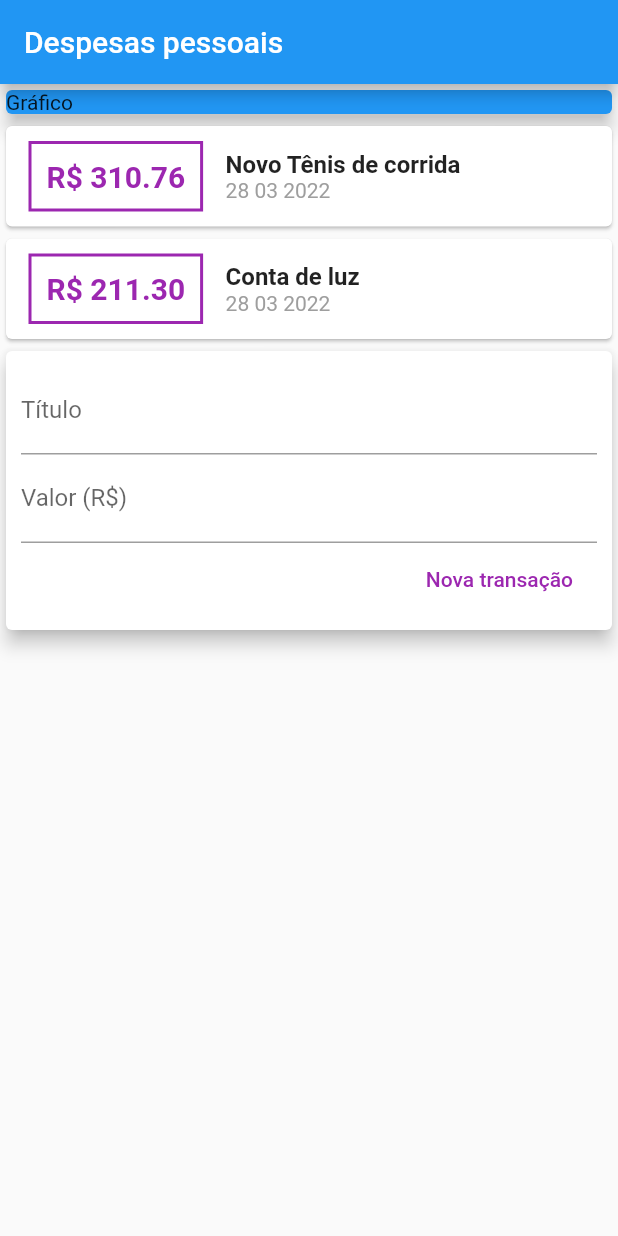
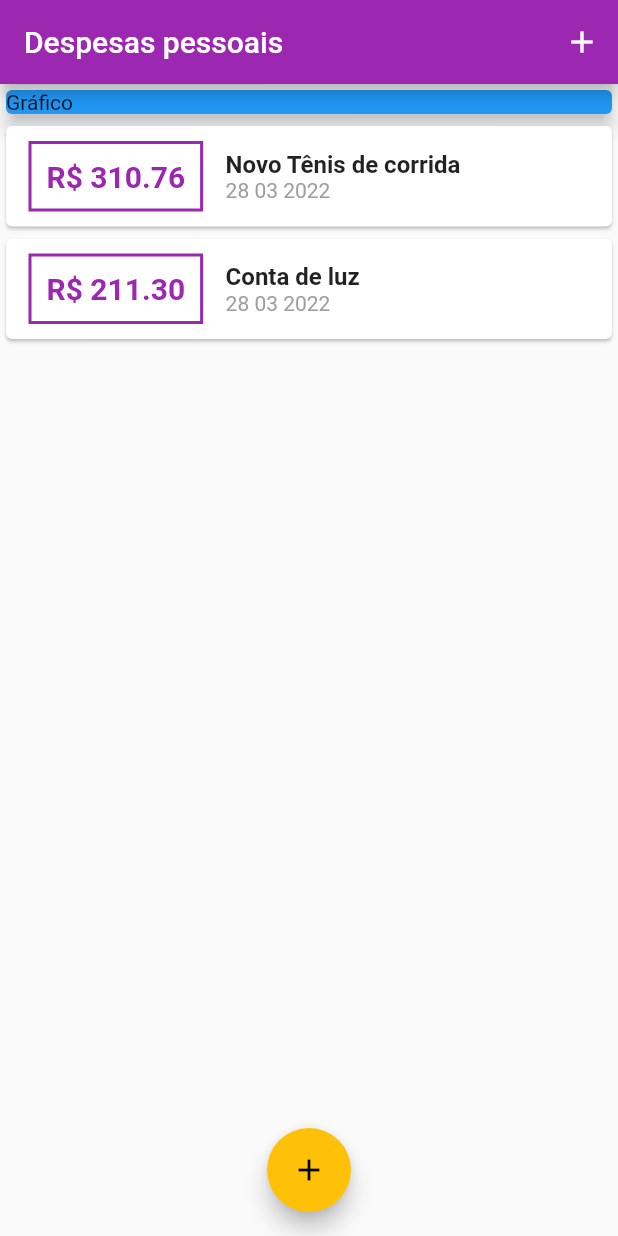
Before and after one commit to alexandreccarmo/expenses, a Flutter app: the screen it shows after launch, on a phone screen of 412 x 824 dp. Run offline on Flutter 3.47's test engine with Material 2 defaults, Android fonts, the phone set to English and light mode, and no system bars.

```diff
--- a/lib/components/transaction_list.dart
+++ b/lib/components/transaction_list.dart
@@ -10,8 +10,12 @@ class TransactionList extends StatelessWidget {
 
   @override
   Widget build(BuildContext context){
-    return Column(
-      children: transactions.map((tr) {
+    return Container(
+        height: 300,
+        child: ListView.builder(
+        itemCount: transactions.length,
+        itemBuilder: (ctx,index){
+          final tr = transactions[index];
           return Card(
             child: Row(
               children: <Widget>[
@@ -23,7 +27,7 @@ class TransactionList extends StatelessWidget {
                   ),
                   decoration: BoxDecoration(
                       border: Border.all(
-                      color: Colors.purple,
+                        color: Theme.of(context).primaryColor,
                         width: 2,
                       )
                   ),
@@ -33,7 +37,7 @@ class TransactionList extends StatelessWidget {
                     style: TextStyle(
                         fontWeight: FontWeight.bold,
                         fontSize: 20,
-                      color: Colors.purple
+                        color: Theme.of(context).primaryColor
                     ),
 
                   ),
@@ -59,7 +63,12 @@ class TransactionList extends StatelessWidget {
               ],
             ),
           );
-      }).toList(),
+        },
+      )
+
     );
+
+
+
   }
 }
--- a/lib/components/transaction_user.dart
+++ /dev/null
@@ -1,42 +0,0 @@
-import 'dart:math';
-
-import 'package:flutter/material.dart';
-import 'transaction_form.dart';
-import 'transaction_list.dart';
-import 'package:expenses/models/transaction.dart';
-
-class TransactionUser extends StatefulWidget{
-  @override
-  _TransactionUserState createState() => _TransactionUserState();
-}
-
-class _TransactionUserState extends State<TransactionUser>{
-
-  final _transactions = [
-    Transaction(id: 't1', title: 'Novo Tênis de corrida', value: 310.76, date: DateTime.now()),
-    Transaction(id: 't2', title: 'Conta de luz', value: 211.30, date: DateTime.now())
-  ];
-
-  _addTransaction(String title, double value){
-    final newTransaction = Transaction(
-        id: Random().nextDouble().toString(),
-        title: title,
-        value: value,
-        date: DateTime.now()
-    );
-
-    setState(() {
-      _transactions.add(newTransaction);
-    });
-  }
-
-  @override
-  Widget build(BuildContext context){
-    return Column(
-      children: <Widget>[
-        TransactionList(_transactions),
-        TransactionForm(),
-      ],
-    );
-  }
-}
--- a/lib/main.dart
+++ b/lib/main.dart
@@ -1,5 +1,10 @@
+import 'package:expenses/components/transaction_form.dart';
 import 'package:flutter/material.dart';
-import './components/transaction_user.dart';
+import 'dart:math';
+import './components/transaction_form.dart';
+import './components/transaction_list.dart';
+import 'package:expenses/models/transaction.dart';
+
 
 main()=>runApp(ExpensesApp());
 
@@ -9,20 +14,64 @@ class ExpensesApp extends StatelessWidget {
   Widget build(BuildContext context){
       return MaterialApp(
         home: MyHomePage(),
+        theme: ThemeData(
+          primarySwatch: Colors.purple,
+          accentColor: Colors.amber
+        ),
       );
   }
 }
 
-class MyHomePage extends StatelessWidget {
+class MyHomePage extends StatefulWidget {
+
+  @override
+  _MyHomePageState createState() => _MyHomePageState();
+}
+
+class _MyHomePageState extends State<MyHomePage>{
+  final _transactions = [
+    Transaction(id: 't1', title: 'Novo Tênis de corrida', value: 310.76, date: DateTime.now()),
+    Transaction(id: 't2', title: 'Conta de luz', value: 211.30, date: DateTime.now())
+  ];
+
+
+  _addTransaction(String title, double value){
+    final newTransaction = Transaction(
+        id: Random().nextDouble().toString(),
+        title: title,
+        value: value,
+        date: DateTime.now()
+    );
+
+    setState(() {
+      _transactions.add(newTransaction);
+    });
+
+    Navigator.of(context).pop();
+  }
+
+  _openTransactionFormModal(BuildContext context) {
+    showModalBottomSheet(
+        context: context,
+        builder: (_) {
+          return TransactionForm(_addTransaction);
+        });
+  }
 
   @override
   Widget build(BuildContext context){
       return Scaffold(
         appBar: AppBar(
           title: Text('Despesas pessoais'),
+          actions: <Widget>[
+            IconButton(
+              icon: Icon(Icons.add),
+              onPressed: () => _openTransactionFormModal(context),
             ),
-        body: Column(
-
+          ],
+        ),
+        body: SingleChildScrollView(
+            child: Column(
             crossAxisAlignment: CrossAxisAlignment.stretch,
             children: <Widget>[
               Container(
@@ -32,9 +81,16 @@ class MyHomePage extends StatelessWidget {
                   elevation: 5,
                 ),
               ),
-            TransactionUser(),
+              TransactionList(_transactions),
+
             ],
           ),
+        ),
+        floatingActionButton: FloatingActionButton(
+          child: Icon(Icons.add),
+          onPressed: () => _openTransactionFormModal(context),
+        ),
+        floatingActionButtonLocation: FloatingActionButtonLocation.centerFloat,
       );
   }
 
```
Also changed, not shown: lib/components/transaction_form.dart (+35 -14 lines), 19 other files. Lines whose indentation alone changed are shown as unchanged.
